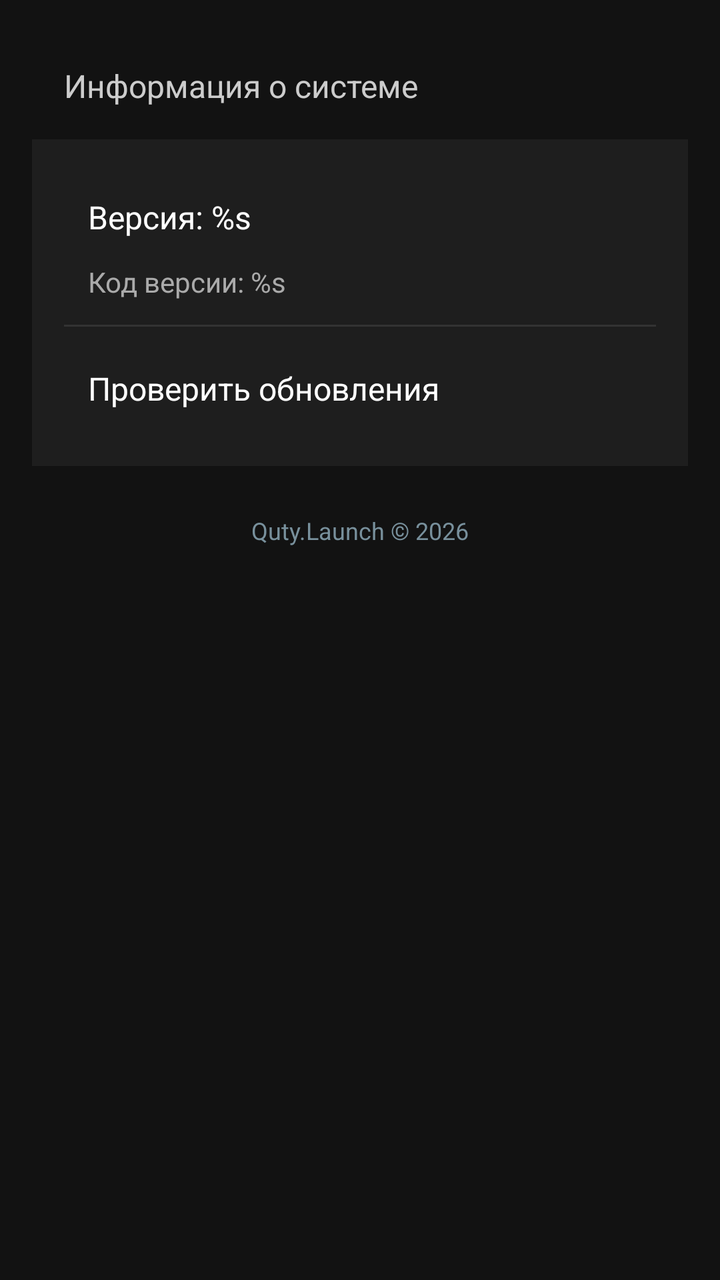
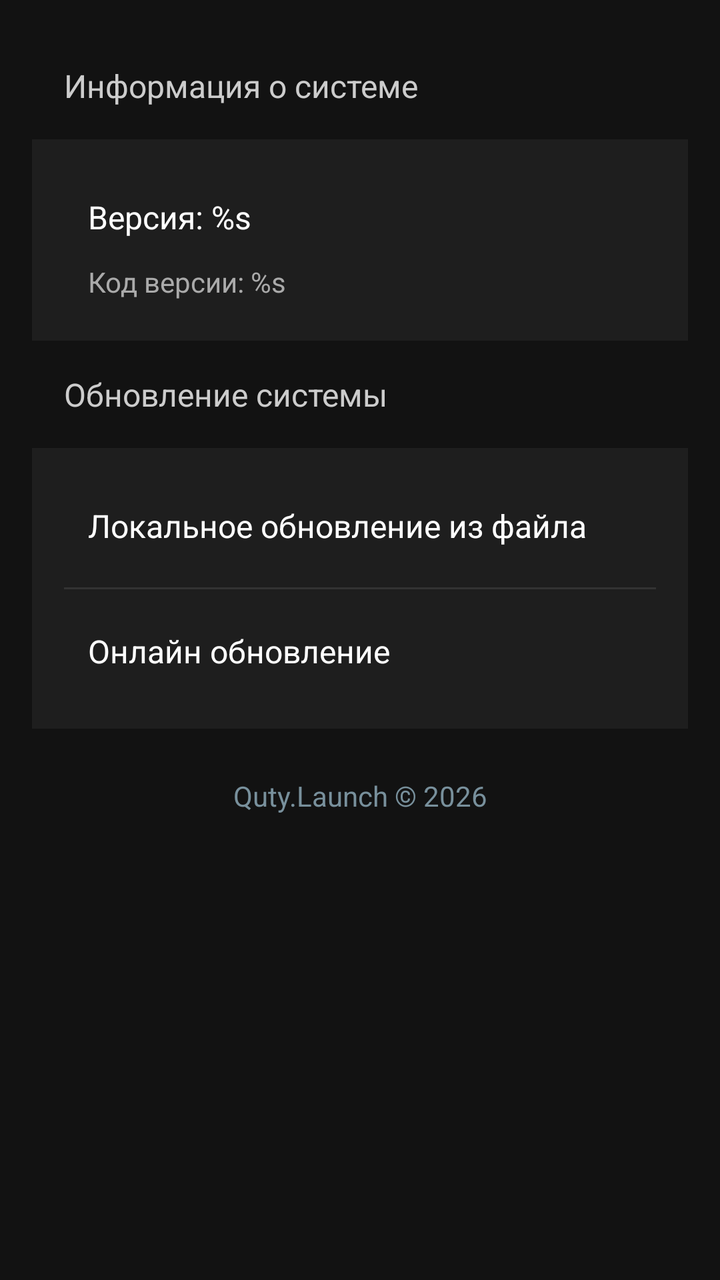

An Android layout rendered at two revisions. The XML below is the earlier revision; the diff shows what the commit changed to produce the second picture.
<!-- AndroidManifest.xml: application theme Theme.QutyLaunch -->
<!-- res/layout/fragment_settings_system.xml -->
<LinearLayout xmlns:android="http://schemas.android.com/apk/res/android"
    android:layout_width="match_parent"
    android:layout_height="match_parent"
    android:orientation="vertical"
    android:background="#121212"
    android:padding="16dp">

    <TextView
        android:layout_width="match_parent"
        android:layout_height="wrap_content"
        android:text="@string/system_info_title"
        android:textColor="#CCCCCC"
        android:textSize="16sp"
        android:padding="16dp"
        android:paddingTop="8dp"/>

    <LinearLayout
        android:layout_width="match_parent"
        android:layout_height="wrap_content"
        android:orientation="vertical"
        android:background="#1E1E1E"
        android:padding="16dp">

        <TextView
            android:id="@+id/version_text"
            android:layout_width="match_parent"
            android:layout_height="wrap_content"
            android:text="@string/version_format"
            android:textColor="#FFFFFF"
            android:textSize="16sp"
            android:padding="12dp"/>

        
        <TextView
            android:id="@+id/version_code_text"
            android:layout_width="match_parent"
            android:layout_height="wrap_content"
            android:text="@string/version_code_format"
            android:textColor="#AAAAAA"
            android:textSize="14sp"
            android:paddingStart="12dp"
            android:paddingEnd="12dp"
            android:paddingBottom="4dp"/>

        
        <TextView
            android:id="@+id/channel_text"
            android:layout_width="match_parent"
            android:layout_height="wrap_content"
            android:text="@string/channel_format"
            android:textColor="#AAAAAA"
            android:textSize="14sp"
            android:paddingStart="12dp"
            android:paddingEnd="12dp"
            android:paddingBottom="12dp"
            android:visibility="gone"/>

        
        <View
            android:layout_width="match_parent"
            android:layout_height="1dp"
            android:background="#333333"
            android:layout_marginVertical="8dp"/>

        
        <LinearLayout
            android:id="@+id/check_update_button"
            android:layout_width="match_parent"
            android:layout_height="wrap_content"
            android:orientation="horizontal"
            android:padding="12dp"
            android:background="?android:attr/selectableItemBackground"
            android:gravity="center_vertical">

            <TextView
                android:layout_width="0dp"
                android:layout_height="wrap_content"
                android:layout_weight="1"
                android:text="@string/check_updates_button"
                android:textColor="#FFFFFF"
                android:textSize="16sp"/>

            <TextView
                android:id="@+id/update_status"
                android:layout_width="wrap_content"
                android:layout_height="wrap_content"
                android:text=""
                android:textColor="#4CAF50"
                android:textSize="14sp"
                android:visibility="gone"/>

        </LinearLayout>

    </LinearLayout>

    
    <TextView
        android:layout_width="match_parent"
        android:layout_height="wrap_content"
        android:gravity="center"
        android:padding="24dp"
        android:text="@string/copyright"
        android:textColor="#78909C"
        android:textSize="12sp" />

</LinearLayout>
<!-- resources referenced by this layout -->
<resources>
  <string name="channel_format">Канал: %s</string>
  <string name="check_updates_button">Проверить обновления</string>
  <string name="copyright">Quty.Launch © 2026</string>
  <string name="system_info_title">Информация о системе</string>
  <string name="version_code_format">Код версии: %s</string>
  <string name="version_format">Версия: %s</string>
  <style name="Theme.QutyLaunch" parent="Theme.AppCompat.NoActionBar">
          
          <item name="android:navigationBarColor">@android:color/transparent</item>
          <item name="android:statusBarColor">@android:color/transparent</item>
  
          
          <item name="android:windowLayoutInDisplayCutoutMode">shortEdges</item>
  
          
          <item name="android:fitsSystemWindows">false</item>
  
          
          <item name="android:windowDrawsSystemBarBackgrounds">true</item>
      </style>
</resources>

<!-- the commit's change to res/layout/fragment_settings_system.xml (unified diff, before → after) -->
@@ -1,4 +1,5 @@
 <LinearLayout xmlns:android="http://schemas.android.com/apk/res/android"
+    xmlns:tools="http://schemas.android.com/tools"
     android:layout_width="match_parent"
     android:layout_height="match_parent"
     android:orientation="vertical"
@@ -12,7 +13,8 @@
         android:textColor="#CCCCCC"
         android:textSize="16sp"
         android:padding="16dp"
-        android:paddingTop="8dp"/>
+        android:paddingTop="8dp"
+        tools:ignore="VisualLintSystemUi" />
 
     <LinearLayout
         android:layout_width="match_parent"
@@ -55,6 +57,53 @@
             android:paddingBottom="12dp"
             android:visibility="gone"/>
 
+    </LinearLayout>
+
+    <TextView
+        android:layout_width="match_parent"
+        android:layout_height="wrap_content"
+        android:text="@string/update_info_title"
+        android:textColor="#CCCCCC"
+        android:textSize="16sp"
+        android:padding="16dp"
+        android:paddingTop="8dp"/>
+
+    <LinearLayout
+        android:layout_width="match_parent"
+        android:layout_height="wrap_content"
+        android:orientation="vertical"
+        android:background="#1E1E1E"
+        android:padding="16dp">
+
+        
+        <LinearLayout
+            android:id="@+id/install_from_file_button"
+            android:layout_width="match_parent"
+            android:layout_height="wrap_content"
+            android:orientation="horizontal"
+            android:padding="12dp"
+            android:background="?android:attr/selectableItemBackground"
+            android:gravity="center_vertical">
+
+            <TextView
+                android:layout_width="0dp"
+                android:layout_height="wrap_content"
+                android:layout_weight="1"
+                android:text="@string/install_from_file"
+                android:textColor="#FFFFFF"
+                android:textSize="16sp"/>
+
+            <TextView
+                android:id="@+id/install_status"
+                android:layout_width="wrap_content"
+                android:layout_height="wrap_content"
+                android:text=""
+                android:textColor="#4CAF50"
+                android:textSize="14sp"
+                android:visibility="gone"/>
+
+        </LinearLayout>
+
         
         <View
             android:layout_width="match_parent"
@@ -76,7 +125,7 @@
                 android:layout_width="0dp"
                 android:layout_height="wrap_content"
                 android:layout_weight="1"
-                android:text="@string/check_updates_button"
+                android:text="@string/check_updates_online_button"
                 android:textColor="#FFFFFF"
                 android:textSize="16sp"/>
 
@@ -101,6 +150,6 @@
         android:padding="24dp"
         android:text="@string/copyright"
         android:textColor="#78909C"
-        android:textSize="12sp" />
+        android:textSize="14sp" />
 
 </LinearLayout>
<!-- resource entries referenced after the edit -->
@@ -1,9 +1,11 @@
 <!-- resources referenced by this layout -->
 <resources>
   <string name="channel_format">Канал: %s</string>
-  <string name="check_updates_button">Проверить обновления</string>
+  <string name="check_updates_online_button">Онлайн обновление</string>
   <string name="copyright">Quty.Launch © 2026</string>
+  <string name="install_from_file">Локальное обновление из файла</string>
   <string name="system_info_title">Информация о системе</string>
+  <string name="update_info_title">Обновление системы</string>
   <string name="version_code_format">Код версии: %s</string>
   <string name="version_format">Версия: %s</string>
   <style name="Theme.QutyLaunch" parent="Theme.AppCompat.NoActionBar">
